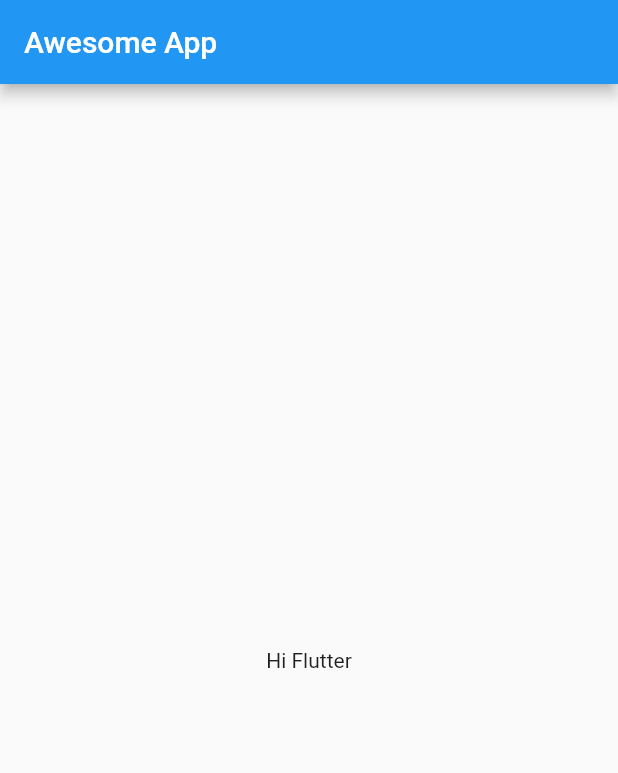
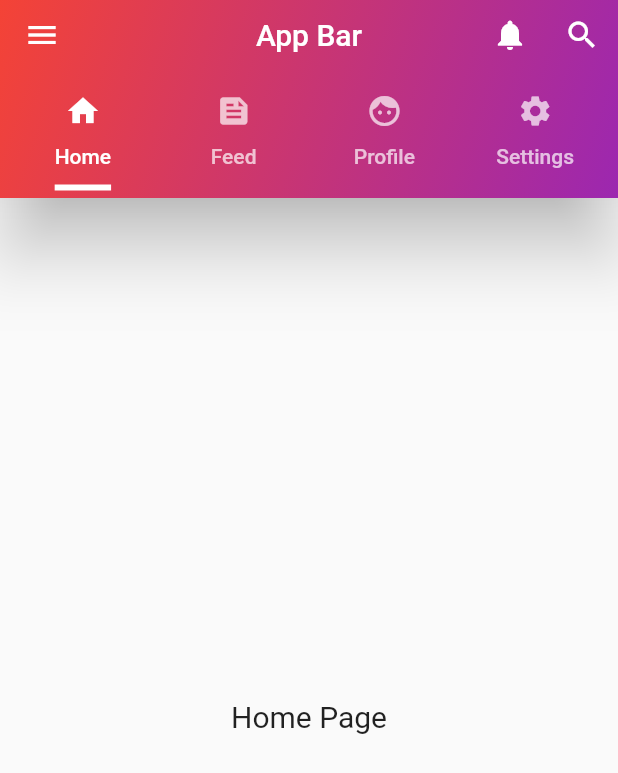
Before and after one commit to anikrakib/flutter-widgets, a Flutter app: the screen it shows after launch, on a phone screen of 412 x 824 dp. Shown: the top 773 px of the screen. Run offline on Flutter 3.47's test engine with Material 2 defaults, Android fonts, the phone set to English and light mode, and no system bars; our stand-ins replace matcher.

Commit message:
tab bar complete

```diff
--- /dev/null
+++ b/lib/appBar/appbar_with_tab_layout.dart
@@ -0,0 +1,83 @@
+import 'package:flutter/cupertino.dart';
+import 'package:flutter/material.dart';
+import 'package:flutter/widgets.dart';
+import 'package:flutter_widget/main.dart';
+import 'package:matcher/matcher.dart';
+
+class AppbarWithTabLayout extends StatelessWidget {
+  const AppbarWithTabLayout({Key? key}) : super(key: key);
+
+  @override
+  Widget build(BuildContext context) {
+    return DefaultTabController(
+      length: 4,
+      child: Scaffold(
+        appBar: AppBar(
+          leading: IconButton(onPressed: () {}, icon: const Icon(Icons.menu)),
+          title: const Text('App Bar'),
+          centerTitle: true,
+          backgroundColor: Colors.purple,
+          elevation: 20,
+          flexibleSpace: Container(
+            decoration: BoxDecoration(gradient: gradientBackground()),
+          ),
+          actions: [
+            IconButton(onPressed: () {}, icon: const Icon(Icons.notifications)),
+            IconButton(
+              onPressed: () {},
+              icon: const Icon(Icons.search),
+            )
+          ],
+          bottom: const TabBar(
+              //indicatorPadding: EdgeInsets.only(top: 100),
+              padding: EdgeInsets.all(5),
+              indicatorColor: Colors.white,
+              indicatorWeight: 4,
+              indicatorSize: TabBarIndicatorSize.label,
+              //automaticIndicatorColorAdjustment: false,
+              tabs: [
+                Tab(
+                  icon: Icon(Icons.home),
+                  text: 'Home',
+                ),
+                Tab(
+                  icon: Icon(Icons.feed),
+                  text: 'Feed',
+                ),
+                Tab(
+                  icon: Icon(Icons.face),
+                  text: 'Profile',
+                ),
+                Tab(
+                  icon: Icon(Icons.settings),
+                  text: 'Settings',
+                ),
+              ]),
+        ),
+        body: TabBarView(
+          children: [
+            buildPage('Home Page'),
+            buildPage('Feed Page'),
+            buildPage('Profile Page'),
+            buildPage('Settings Page'),
+          ],
+        ),
+      ),
+    );
+  }
+
+  LinearGradient gradientBackground() {
+    return const LinearGradient(
+      colors: [Colors.purple, Colors.red],
+      begin: Alignment.bottomRight,
+      end: Alignment.topLeft,
+    );
+  }
+
+  Widget buildPage(String text) => Center(
+        child: Text(
+          text,
+          style: const TextStyle(fontSize: 20),
+        ),
+      );
+}
--- a/lib/main.dart
+++ b/lib/main.dart
@@ -1,8 +1,9 @@
 import 'package:flutter/material.dart';
+import 'package:flutter_widget/appBar/appbar_with_tab_layout.dart';
 
 void main() {
   runApp(MaterialApp(
-    title: "Awesome App",
+    title: "Flutter Widgets",
     home: HomePage(),
     debugShowCheckedModeBanner: false,
   ));
@@ -11,13 +12,6 @@ void main() {
 class HomePage extends StatelessWidget {
   @override
   Widget build(BuildContext context) {
-    return Scaffold(
-      appBar: AppBar(
-        title: Text("Awesome App"),
-      ),
-      body: Container(
-        child: Center(child: Text("Hi Flutter")),
-      ),
-    );
+    return const Scaffold(appBar: null, body: AppbarWithTabLayout());
   }
 }
```
